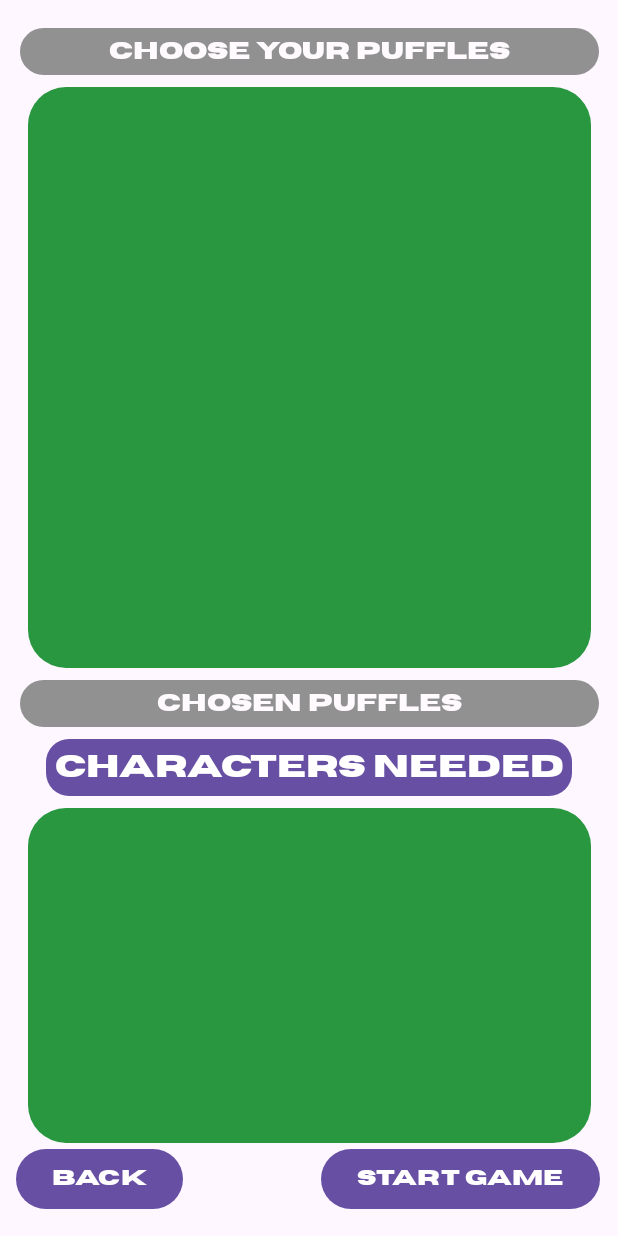
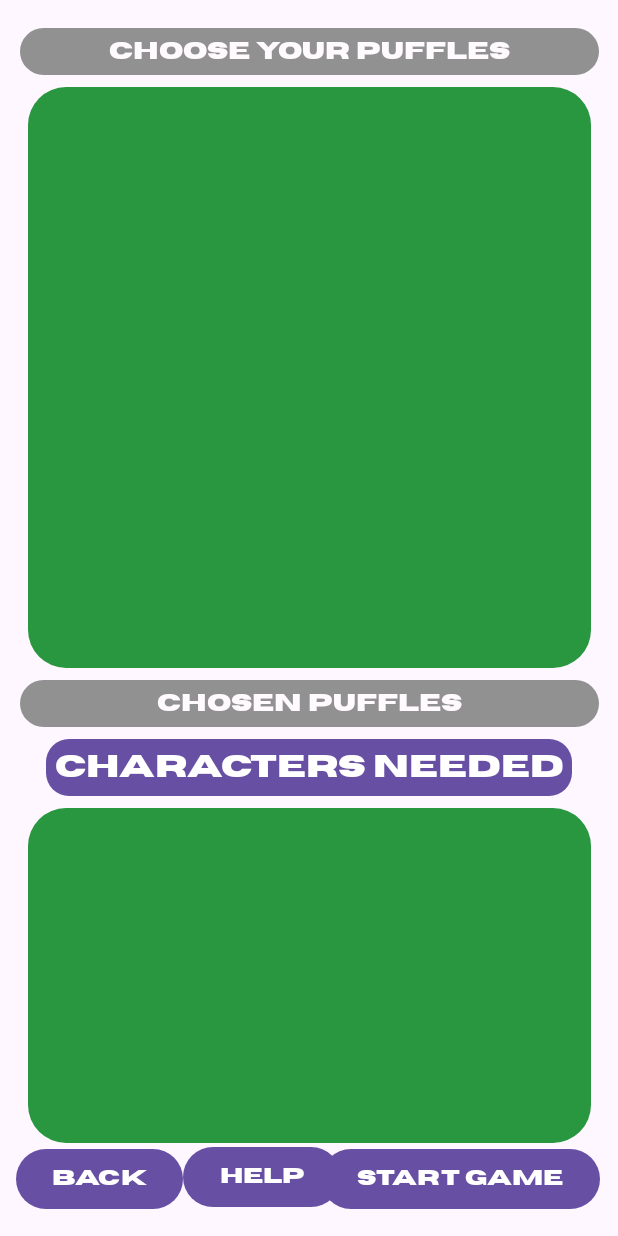
Before and after one commit to MafiaPuffle/Puffle-Mafia, an Android app: the layout activity_character_select_screen.xml on its own in the app's theme, with its tools: preview values and no code run, on a phone screen of 412 x 824 dp. Run offline under Robolectric (Android 15) with nearby library versions, the phone set to English and light mode, and no system bars.

Commit message:
tried to add help finger

```diff
--- a/app/src/main/java/com/example/pufflemafia/Instructions.java
+++ b/app/src/main/java/com/example/pufflemafia/Instructions.java
@@ -23,6 +23,9 @@ public class Instructions extends CustomAppCompatActivityWrapper{
         viewPager = findViewById(R.id.viewPager);
         imagePagerAdapter = new ImagePagerAdapter(this);
         viewPager.setAdapter(imagePagerAdapter);
+
+        configureBackButton();
+
     }
 
     private void configureBackButton() {
@@ -35,4 +38,5 @@ public class Instructions extends CustomAppCompatActivityWrapper{
             }
         });
     }
+
 }
--- a/app/src/main/res/layout/activity_character_select_screen.xml
+++ b/app/src/main/res/layout/activity_character_select_screen.xml
@@ -110,7 +110,7 @@
         app:layout_constraintEnd_toEndOf="parent"
         app:layout_constraintStart_toStartOf="parent"
         app:layout_constraintTop_toBottomOf="@+id/ChosenCharacterCountText"
-        app:layout_constraintVertical_bias="1.0" />
+        app:layout_constraintVertical_bias="0.0" />
 
     <Button
         android:id="@+id/DoneChoosingCharactersButton"
@@ -146,6 +146,19 @@
         app:layout_constraintTop_toTopOf="parent"
         app:layout_constraintVertical_bias="0.992" />
 
+    <Button
+        android:id="@+id/helpButton"
+        android:layout_width="wrap_content"
+        android:layout_height="wrap_content"
+        android:fontFamily="@font/horizon"
+        android:text="help"
+        app:layout_constraintBottom_toBottomOf="parent"
+        app:layout_constraintEnd_toStartOf="@+id/DoneChoosingCharactersButton"
+        app:layout_constraintHorizontal_bias="0.0"
+        app:layout_constraintStart_toEndOf="@+id/BackToStartButton"
+        app:layout_constraintTop_toTopOf="parent"
+        app:layout_constraintVertical_bias="0.98" />
+
     <TextView
         android:id="@+id/ChosenCharacterCountText"
         android:layout_width="wrap_content"
```
Also changed, not shown: app/src/main/java/com/example/pufflemafia/CharacterSelectScreen.java (+79 -3 lines), app/src/main/res/layout/activity_instructions.xml (+24 -14 lines), app/src/main/res/drawable/finger.gif (added).
